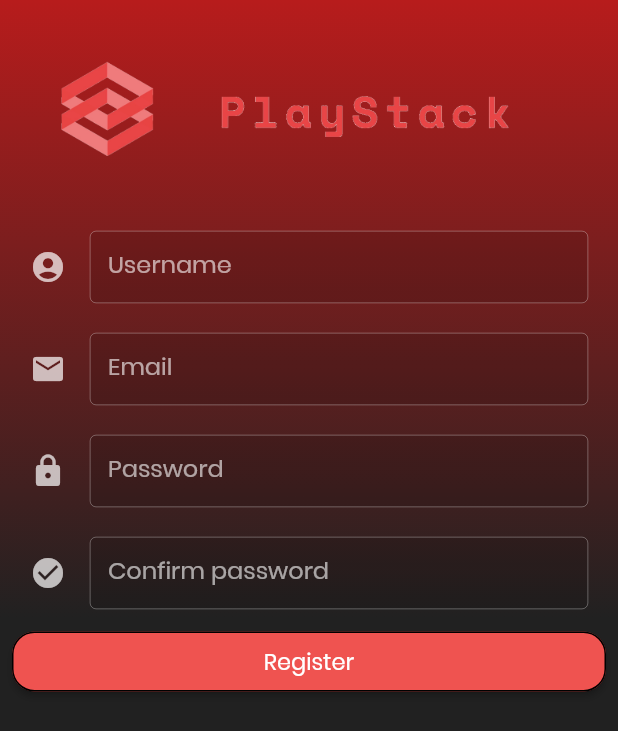
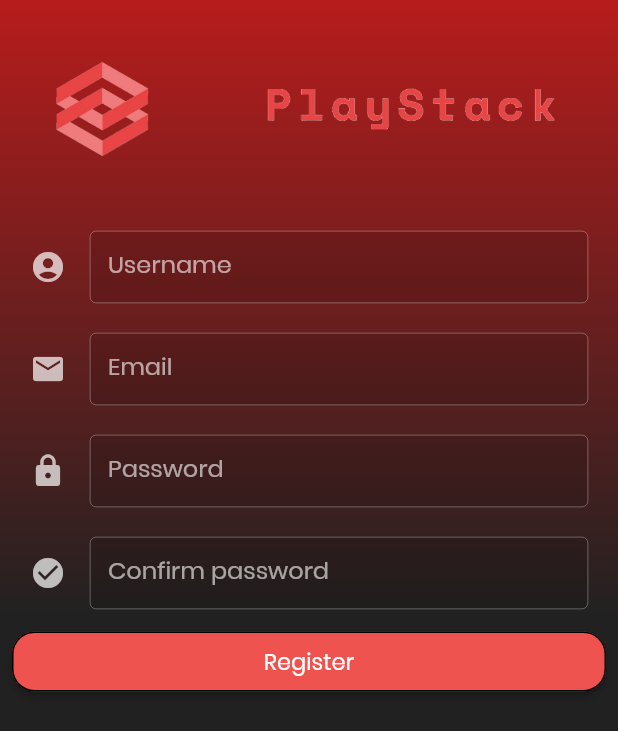
Before and after one commit to UNIZAR-30226-2020-02/Front-End, a Flutter app: the screen it shows after launch, after a tap on "Log in", after a tap on "Show", after a tap on "Register", on a phone screen of 412 x 824 dp. Shown: the top 731 px of the screen. Run offline on Flutter 3.47's test engine with Material 2 defaults, Android fonts, the phone set to English and light mode, and no system bars; our stand-ins replace audioplayers, dio, flutter_spinkit, shared_preferences, toast; missing offline and left inert: flutter_exoplayer; project files that could hold a hidden picture were left out.

Commit message:
Creo pantalla de ajustes

```diff
--- a/Flutter_playstack/playstack/lib/main.dart
+++ b/Flutter_playstack/playstack/lib/main.dart
@@ -1,6 +1,7 @@
 import 'dart:ui';
 
 import 'package:flutter/material.dart';
+import 'package:playstack/screens/Homescreen/Settings.dart';
 import 'package:playstack/screens/Search/SearchProcess.dart';
 import 'package:playstack/screens/authentication/Register.dart';
 import 'package:playstack/screens/authentication/RegisterScreen.dart';
@@ -21,7 +22,8 @@ class MyApp extends StatelessWidget {
       routes: {
         'mainscreen': (context) => MainScreen(),
         'searchProcessScreen': (_) => SearchProcess(),
-        'Register': (_) => RegisterScreen()
+        'Register': (_) => RegisterScreen(),
+        'Settings': (_) => Settings()
       },
     );
   }
--- a/Flutter_playstack/playstack/lib/screens/Home.dart
+++ b/Flutter_playstack/playstack/lib/screens/Homescreen/Home.dart
@@ -32,19 +32,10 @@ class _HomeScreenState extends State<HomeScreen> {
                 borderRadius: new BorderRadius.circular(10.0),
               ),
               actions: <Widget>[
-                FlatButton.icon(
-                  label: Text('Log out', style: TextStyle(color: Colors.white)),
-                  icon: Icon(Icons.exit_to_app),
-                  onPressed: () async {
-                    sharedPreferences = await SharedPreferences.getInstance();
-                    sharedPreferences.clear();
-                    //sharedPreferences.commit();
-                    Navigator.of(context).pushAndRemoveUntil(
-                        MaterialPageRoute(
-                            builder: (BuildContext context) => AccessScreen()),
-                        (Route<dynamic> route) => false);
-                  },
-                )
+                IconButton(
+                    icon: Icon(CupertinoIcons.settings),
+                    onPressed: () =>
+                        Navigator.of(context).pushNamed('Settings'))
               ],
             ),
             backgroundColor: Colors.transparent,
@@ -159,25 +150,3 @@ List<String> txt = [
   "The Eminem show",
   'Greatest Hits',
 ];
-
-/*
-return Scaffold(
-        appBar: AppBar(
-              backgroundColor: Colors.transparent,
-              centerTitle: true,
-              title: Container(
-                  height: 40,
-                  width: 40,
-                  child: Image.asset('lib/assets/Photos/logo.png')),
-              shape: RoundedRectangleBorder(
-                borderRadius: new BorderRadius.circular(10.0),
-              ),
-              actions: <Widget>[
-                FlatButton.icon(
-                    onPressed: null,
-                    icon: Icon(CupertinoIcons.settings_solid),
-                    label: Text(''))
-              ],
-            ),
-
-*/
--- a/Flutter_playstack/playstack/lib/screens/Search/SearchProcess.dart
+++ b/Flutter_playstack/playstack/lib/screens/Search/SearchProcess.dart
@@ -31,7 +31,7 @@ class _SearchProcessState extends State<SearchProcess> {
 
   @override
   void initState() {
-    this._getNames();
+    //this._getNames();
     super.initState();
   }
 
--- a/Flutter_playstack/playstack/lib/screens/authentication/AccessScreen.dart
+++ b/Flutter_playstack/playstack/lib/screens/authentication/AccessScreen.dart
@@ -186,7 +186,9 @@ class _AccessScreenState extends State<AccessScreen> {
                   setState(() {
                     _loading = true;
                   });
-                  signIn(
+                  /*signIn(
+                      emailOrUsernameController.text, passwordController.text);*/
+                  signInPrueba(
                       emailOrUsernameController.text, passwordController.text);
                 }
               },
--- a/Flutter_playstack/playstack/lib/screens/authentication/RegisterScreen.dart
+++ b/Flutter_playstack/playstack/lib/screens/authentication/RegisterScreen.dart
@@ -86,25 +86,22 @@ class RegisterState extends State<RegisterScreen> {
   }
 
   Widget logoRegister() {
-    return Row(
-      children: <Widget>[
-        Padding(
-          padding: const EdgeInsets.fromLTRB(40, 40, 0, 40),
-          child: Container(
-            width: 64.0,
+    return Padding(
+      padding: const EdgeInsets.fromLTRB(0, 40, 0, 40),
+      child: Row(
+        children: <Widget>[
+          Container(
+            width: MediaQuery.of(context).size.width / 3,
             height: 64.0,
             child: Image.asset('lib/assets/Photos/logo.png'),
           ),
-        ),
-        Padding(
-          padding: const EdgeInsets.fromLTRB(10, 10, 0, 0),
-          child: Container(
-            width: 260.0,
+          Container(
+            width: MediaQuery.of(context).size.width / 3 * 2,
             height: 34.0,
             child: Image.asset('lib/assets/Photos/name.png'),
           ),
-        ),
-      ],
+        ],
+      ),
     );
   }
 
--- a/Flutter_playstack/playstack/lib/screens/mainscreen.dart
+++ b/Flutter_playstack/playstack/lib/screens/mainscreen.dart
@@ -1,8 +1,7 @@
 import 'package:flutter/material.dart';
 import 'package:playstack/screens/ExampleApp.dart';
-import 'package:playstack/screens/Home.dart';
+import 'package:playstack/screens/Homescreen/Home.dart';
 import 'package:playstack/screens/Library.dart';
-import 'package:playstack/screens/PlayerScreen.dart';
 import 'package:playstack/screens/Search/SearchScreen.dart';
 import 'package:flutter/cupertino.dart';
 import 'package:playstack/screens/authentication/AccessScreen.dart';
```
Also changed, not shown: Flutter_playstack/playstack/lib/screens/Homescreen/Settings.dart (added, +67 -0 lines).
